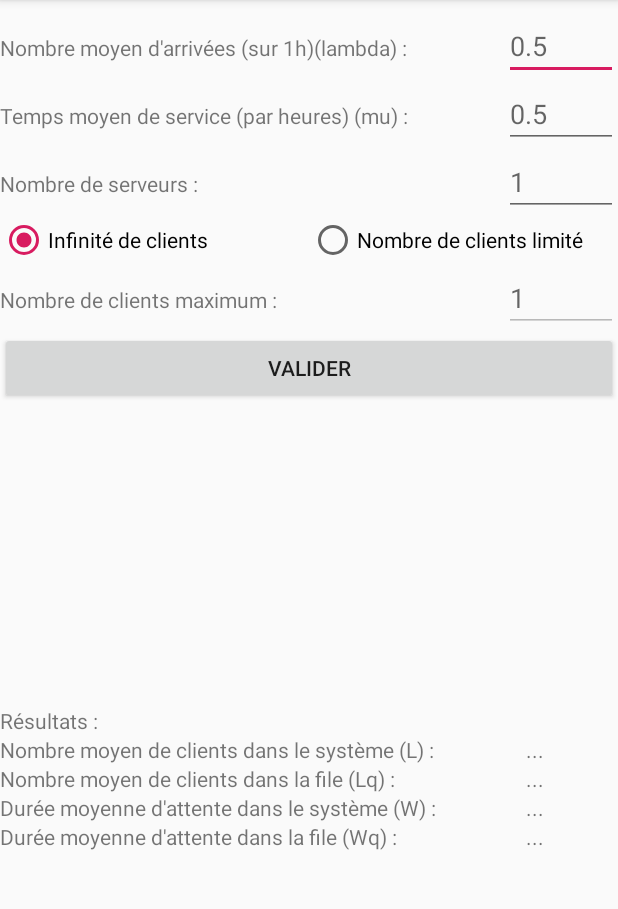
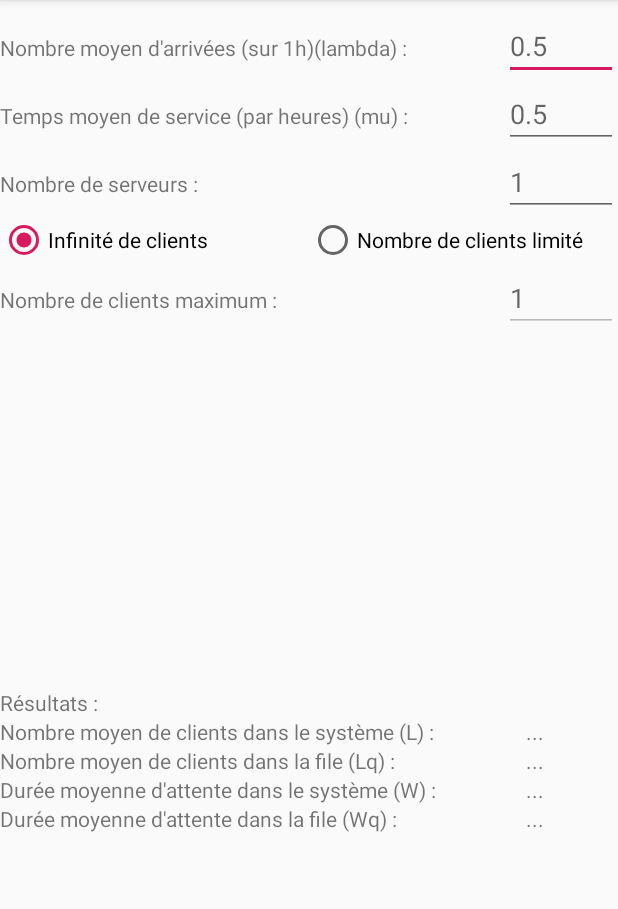
Before and after one commit to SeimuPVE/DI5S9, an Android app: the screen it shows after launch (MainActivity), on a phone screen of 412 x 824 dp, the part 84-993 px from its top. Run offline under Robolectric (Android 15) with nearby library versions, the phone set to English and light mode, and no system bars.

Commit message:
Correcting bugs.

```diff
--- a/PStoch/AndroidApp/app/src/main/res/layout/activity_main.xml
+++ b/PStoch/AndroidApp/app/src/main/res/layout/activity_main.xml
@@ -129,12 +129,14 @@
             android:layout_height="wrap_content"
             android:orientation="horizontal">
 
-            <Button
-                android:id="@+id/button_validate"
-                android:layout_width="0dp"
+            <TextView
+                android:id="@+id/label_error"
+                android:layout_width="wrap_content"
                 android:layout_height="wrap_content"
                 android:layout_weight="1"
-                android:text="@string/value_label_button" />
+                android:textColor="@color/colorAccent"
+                android:textSize="18sp"
+                android:textStyle="bold" />
         </LinearLayout>
     </LinearLayout>
 
--- a/PStoch/AndroidApp/app/src/main/res/values/colors.xml
+++ b/PStoch/AndroidApp/app/src/main/res/values/colors.xml
@@ -2,5 +2,5 @@
 <resources>
     <color name="colorPrimary">#008577</color>
     <color name="colorPrimaryDark">#00574B</color>
-    <color name="colorAccent">#D81B60</color>
+    <color name="colorAccent">#d81b60</color>
 </resources>
```
Also changed, not shown: PStoch/AndroidApp/app/src/main/java/com/polytech/seimu/pstochcalculator/MainActivity.java (+14 -9 lines).
